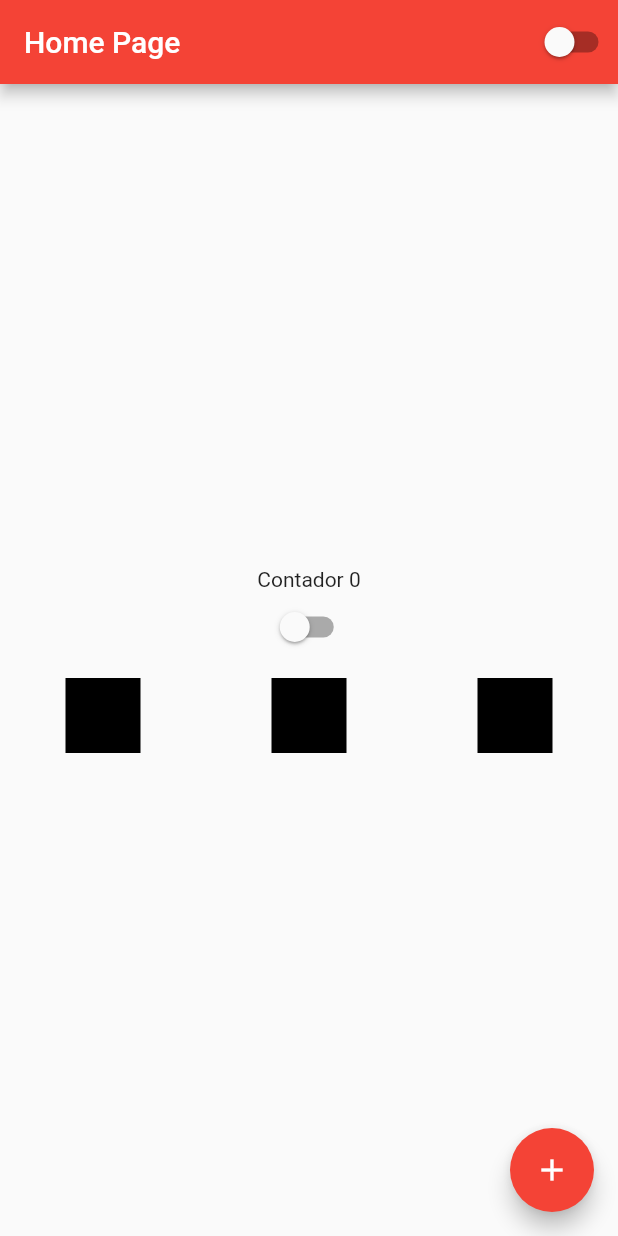
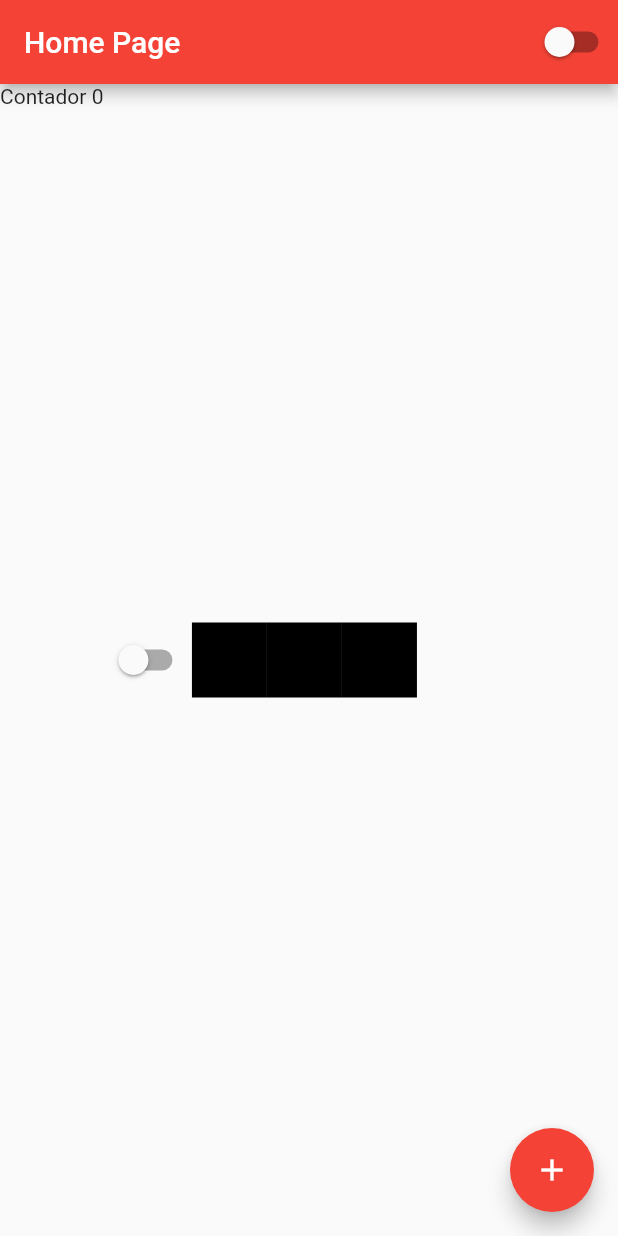
Before and after one commit to jvmr535/studyingFlutter, a Flutter app: the screen it shows after launch, on a phone screen of 412 x 824 dp. Run offline on Flutter 3.47's test engine with Material 2 defaults, Android fonts, the phone set to English and light mode, and no system bars.

Commit message:
feat: :sparkles: Aula 16

```diff
--- a/lib/home_page.dart
+++ b/lib/home_page.dart
@@ -22,8 +22,8 @@ class HomePageState extends State<HomePage> {
       body: Container(
         width: double.infinity,
         height: double.infinity,
-        child: Column(
-          mainAxisAlignment: MainAxisAlignment.center,
+        child: ListView(
+          scrollDirection: Axis.horizontal,
           children: [
             Text('Contador $counter'),
             CustomSwitch(),
```
